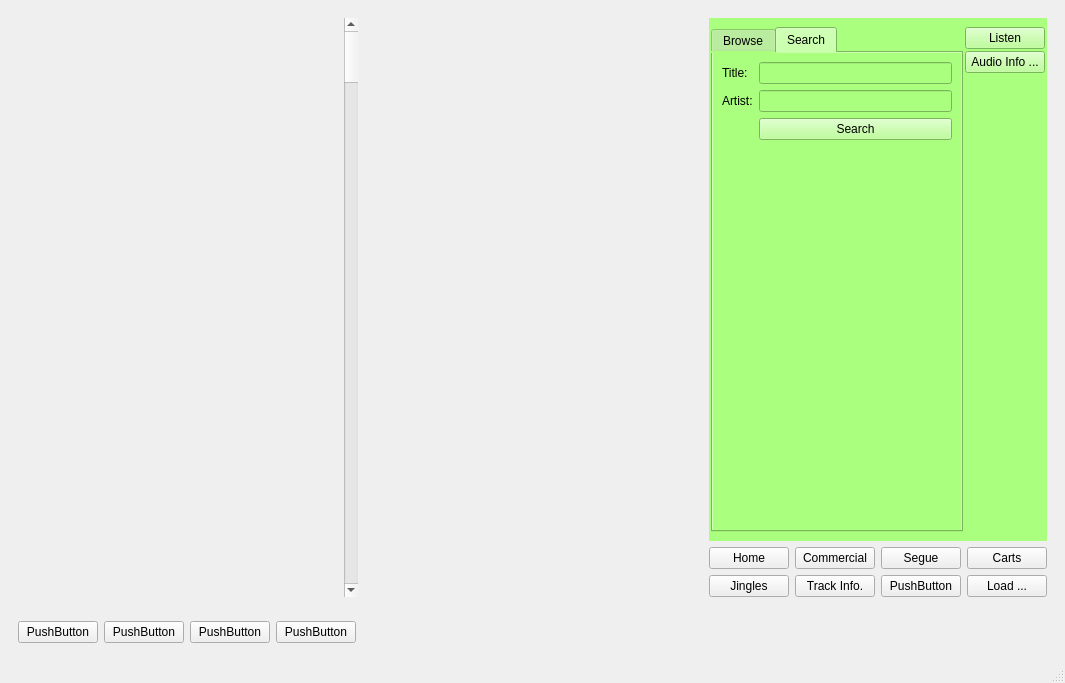
First picture: the form in rave/OATS/mainwindow.ui, repository pgathogo/raven, before the edit.
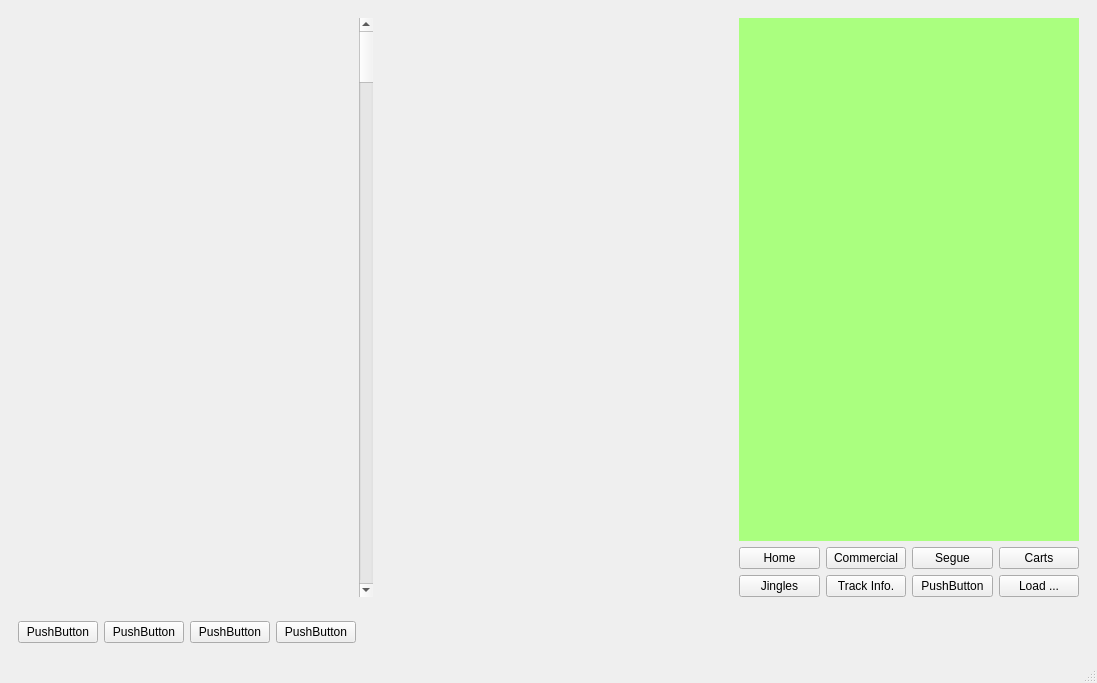
Second picture: the form after the edit. The open tabs and pages were chosen to show the change.

Commit message:
OATS:TrackBrowser - Add TrackBrowser class
Added a TrackBrowser widget as a separate class that can be used
freely in other modules. Previously, this was implemented
statically inside the main window of the OATS application making
it hard to re-use the functionality.

TrackBrowser widget is a composition of the following classes:
 1. AudioFolderWidget class - A tree widget that represents
    audio folders.
 2. AudioTrackWidget class - A table view that displays audio
    tracks.
 3. AudioDataModel class - Class respnsible in fetching data from
    the database.

```diff
--- a/rave/OATS/mainwindow.ui
+++ b/rave/OATS/mainwindow.ui
@@ -6,7 +6,7 @@
    <rect>
     <x>0</x>
     <y>0</y>
-    <width>1065</width>
+    <width>1097</width>
     <height>683</height>
    </rect>
   </property>
@@ -126,7 +126,7 @@
                <widget class="QWidget" name="pgTrackInfo"/>
                <widget class="QWidget" name="page"/>
                <widget class="QWidget" name="pgLoad">
-                <layout class="QVBoxLayout" name="verticalLayout_5">
+                <layout class="QVBoxLayout" name="verticalLayout_5" stretch="1">
                  <property name="spacing">
                   <number>2</number>
                  </property>
@@ -137,110 +137,7 @@
                   <number>2</number>
                  </property>
                  <item>
-                  <layout class="QHBoxLayout" name="hlAudioLib">
-                   <item>
-                    <widget class="QTabWidget" name="twLoad">
-                     <property name="currentIndex">
-                      <number>0</number>
-                     </property>
-                     <widget class="QWidget" name="tab">
-                      <attribute name="title">
-                       <string>Browse</string>
-                      </attribute>
-                      <layout class="QVBoxLayout" name="verticalLayout_7">
-                       <item>
-                        <widget class="QTreeView" name="tvFolder"/>
-                       </item>
-                      </layout>
-                     </widget>
-                     <widget class="QWidget" name="tab_2">
-                      <attribute name="title">
-                       <string>Search</string>
-                      </attribute>
-                      <layout class="QVBoxLayout" name="verticalLayout_8">
-                       <item>
-                        <layout class="QGridLayout" name="gridLayout">
-                         <item row="0" column="0">
-                          <widget class="QLabel" name="label_3">
-                           <property name="text">
-                            <string>Title:</string>
-                           </property>
-                          </widget>
-                         </item>
-                         <item row="0" column="1">
-                          <widget class="QLineEdit" name="edtTitle"/>
-                         </item>
-                         <item row="1" column="0">
-                          <widget class="QLabel" name="label_4">
-                           <property name="text">
-                            <string>Artist:</string>
-                           </property>
-                          </widget>
-                         </item>
-                         <item row="1" column="1">
-                          <widget class="QLineEdit" name="edtArtist"/>
-                         </item>
-                         <item row="2" column="1">
-                          <widget class="QPushButton" name="btnSearch">
-                           <property name="text">
-                            <string>Search</string>
-                           </property>
-                          </widget>
-                         </item>
-                        </layout>
-                       </item>
-                       <item>
-                        <spacer name="verticalSpacer_2">
-                         <property name="orientation">
-                          <enum>Qt::Vertical</enum>
-                         </property>
-                         <property name="sizeHint" stdset="0">
-                          <size>
-                           <width>20</width>
-                           <height>329</height>
-                          </size>
-                         </property>
-                        </spacer>
-                       </item>
-                      </layout>
-                     </widget>
-                    </widget>
-                   </item>
-                   <item>
-                    <layout class="QVBoxLayout" name="vlAudioInfo">
-                     <item>
-                      <widget class="QPushButton" name="btnListen">
-                       <property name="text">
-                        <string>Listen</string>
-                       </property>
-                      </widget>
-                     </item>
-                     <item>
-                      <widget class="QPushButton" name="btnAudioInfo">
-                       <property name="text">
-                        <string>Audio Info ...</string>
-                       </property>
-                      </widget>
-                     </item>
-                     <item>
-                      <spacer name="verticalSpacer">
-                       <property name="orientation">
-                        <enum>Qt::Vertical</enum>
-                       </property>
-                       <property name="sizeHint" stdset="0">
-                        <size>
-                         <width>20</width>
-                         <height>40</height>
-                        </size>
-                       </property>
-                      </spacer>
-                     </item>
-                    </layout>
-                   </item>
-                  </layout>
-                 </item>
-                 <item>
-                  <layout class="QVBoxLayout" name="vlTracks">
+                  <layout class="QVBoxLayout" name="vlTrackBrowser">
                    <property name="spacing">
                     <number>2</number>
                    </property>
```
Left out of the diff: 24 changed lines with no effect on the pictures. The commit also changes 15 other files.
